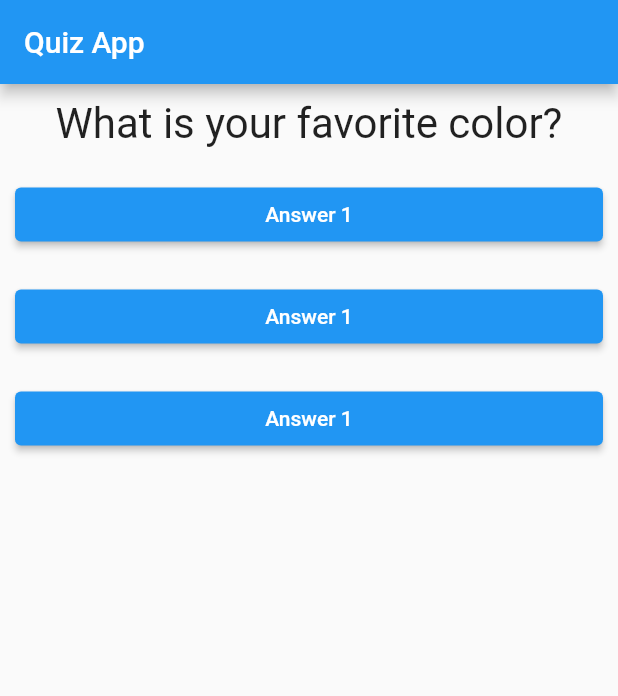
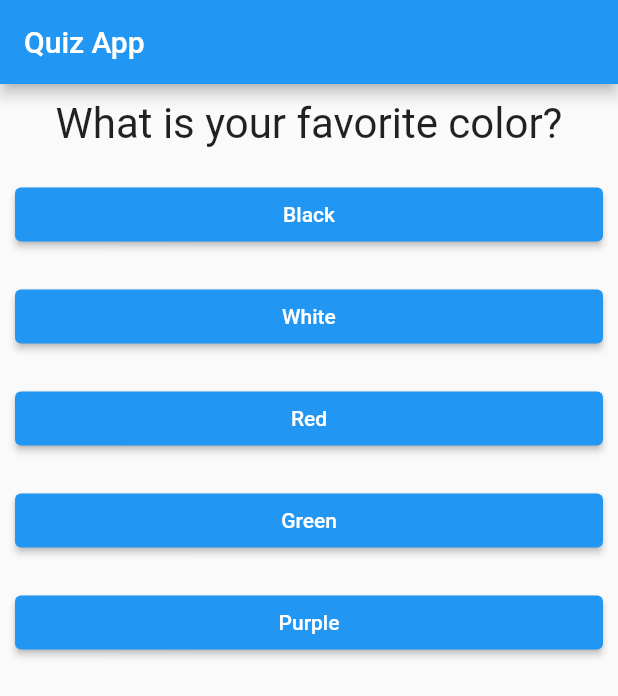
Before and after one commit to purev0816/Flutter, a Flutter app: the screen it shows after launch, on a phone screen of 412 x 824 dp. Shown: the top 696 px of the screen. Run offline on Flutter 3.47's test engine with Material 2 defaults, Android fonts, the phone set to English and light mode, and no system bars.

Commit message:
map function

```diff
--- a/flutter_app/lib/answer.dart
+++ b/flutter_app/lib/answer.dart
@@ -3,9 +3,10 @@ import 'package:flutter/rendering.dart';
 
 class Answer extends StatelessWidget {
   final VoidCallback selectHandler;
+  final String answerText;
   final Key? key;
 
-  Answer(this.selectHandler, {this.key});
+  Answer(this.selectHandler, this.answerText, {this.key});
 
   @override
   Widget build(BuildContext context) {
@@ -13,7 +14,7 @@ class Answer extends StatelessWidget {
       width: double.infinity,
       margin: const EdgeInsets.all(10),
       child: ElevatedButton(
-        child: Text("Answer 1"),
+        child: Text(answerText),
         onPressed: selectHandler,
       ),
     );
--- a/flutter_app/lib/main.dart
+++ b/flutter_app/lib/main.dart
@@ -3,43 +3,57 @@ import './question.dart';
 import './answer.dart';
 
 var questions = [
-  "What is your favorite color?",
-  "What is your favorite car?",
-  "What is your favorite movie?",
-  "What is your favorite programming language?"
+  {
+    'questionText': 'What is your favorite color?',
+    'answers': ['Black', 'White', 'Red', 'Green', 'Purple'],
+  },
+  {
+    'questionText': 'What is your favorite car?',
+    'answers': ['Bugatti', 'Toyota', 'Lexus', 'Porsche', 'Mercedes Benz'],
+  },
+  {
+    'questionText': 'What is your favorite movie?',
+    'answers': ['Spider Man', 'Thor', 'Marvel', 'Harry Potter', 'GOT'],
+  },
+  {
+    'questionText': 'What is your favorite programming language?',
+    'answers': ['Dart', 'Golang', 'JavaScript', 'C++', 'Java'],
+  }
 ];
+
 void main() => runApp(MyApp());
 
-// ignore: use_key_in_widget_constructors
 class MyApp extends StatefulWidget {
   @override
-  State<StatefulWidget> createState() {
-    return _MyAppState();
-  }
+  _MyAppState createState() => _MyAppState();
 }
 
 class _MyAppState extends State<MyApp> {
   var _questionIndex = 0;
+
   void _questionAnswer() {
     setState(() {
       _questionIndex++;
     });
-    print(questions[_questionIndex]);
+    print(questions[_questionIndex]['questionText']);
   }
 
   @override
-  Widget build(BuildContext ctx) {
+  Widget build(BuildContext context) {
     return MaterialApp(
       home: Scaffold(
         appBar: AppBar(
-          title: const Text("Quiz App"),
+          title: Text('Quiz App'),
         ),
         body: Column(
-          children: <Widget>[
-            Question(questions[_questionIndex]),
-            Answer(_questionAnswer),
-            Answer(_questionAnswer),
-            Answer(_questionAnswer),
+          children: [
+            Question(
+              questions[_questionIndex]['questionText'].toString(),
+            ),
+            ...(questions[_questionIndex]['answers'] as List<dynamic>)
+                .map((answer) {
+              return Answer(_questionAnswer, answer.toString());
+            }).toList(),
           ],
         ),
       ),
```
